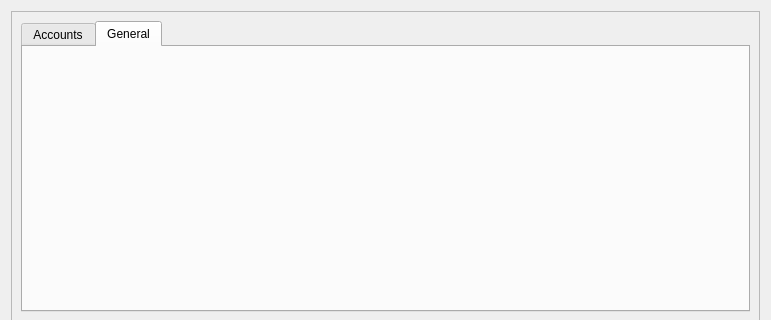
Before: the Qt Designer form ui/settingsdialog.ui in creativepsyco/panex-client, drawn with Qt 5; both pictures show x 0 to 771 and y 0 to 320 of the 771 by 559 pixel window.
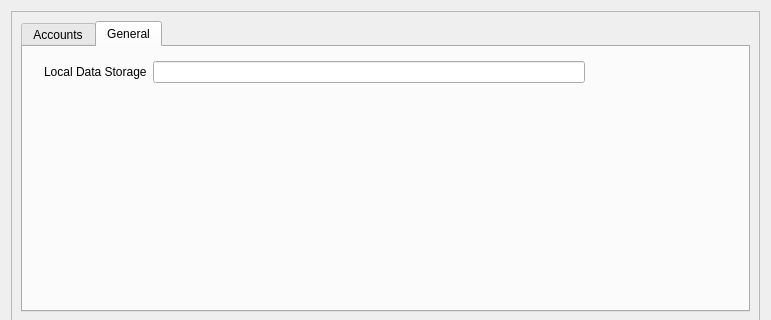
After: the same form once the commit is applied. The open tabs and pages were chosen to show the change.

Patch:
```diff
--- a/ui/settingsdialog.ui
+++ b/ui/settingsdialog.ui
@@ -160,6 +160,28 @@
            <attribute name="title">
             <string>General</string>
            </attribute>
+           <widget class="QWidget" name="">
+            <property name="geometry">
+             <rect>
+              <x>21</x>
+              <y>13</y>
+              <width>541</width>
+              <height>24</height>
+             </rect>
+            </property>
+            <layout class="QHBoxLayout" name="horizontalLayout_4">
+             <item>
+              <widget class="QLabel" name="label_5">
+               <property name="text">
+                <string>Local Data Storage</string>
+               </property>
+              </widget>
+             </item>
+             <item>
+              <widget class="QLineEdit" name="txtLocalStorage"/>
+             </item>
+            </layout>
+           </widget>
           </widget>
          </widget>
         </item>
```
Left out of the diff: 2 changed lines with no effect on the pictures.
